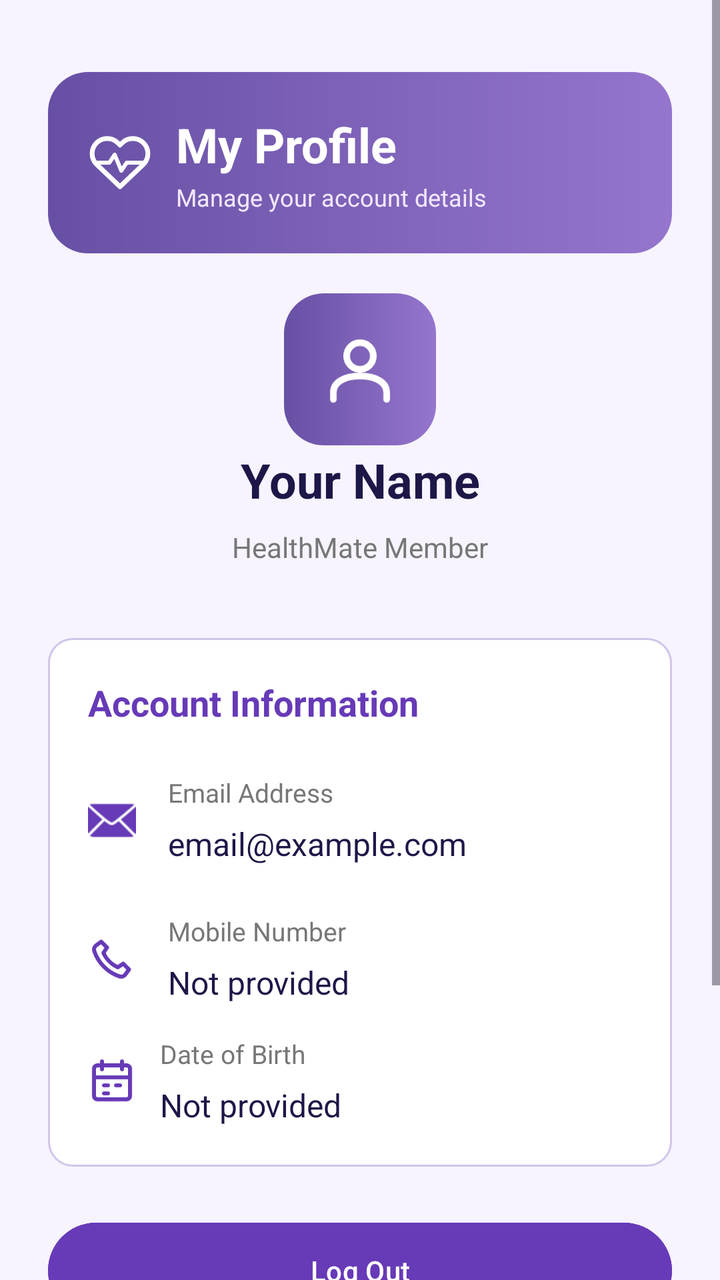
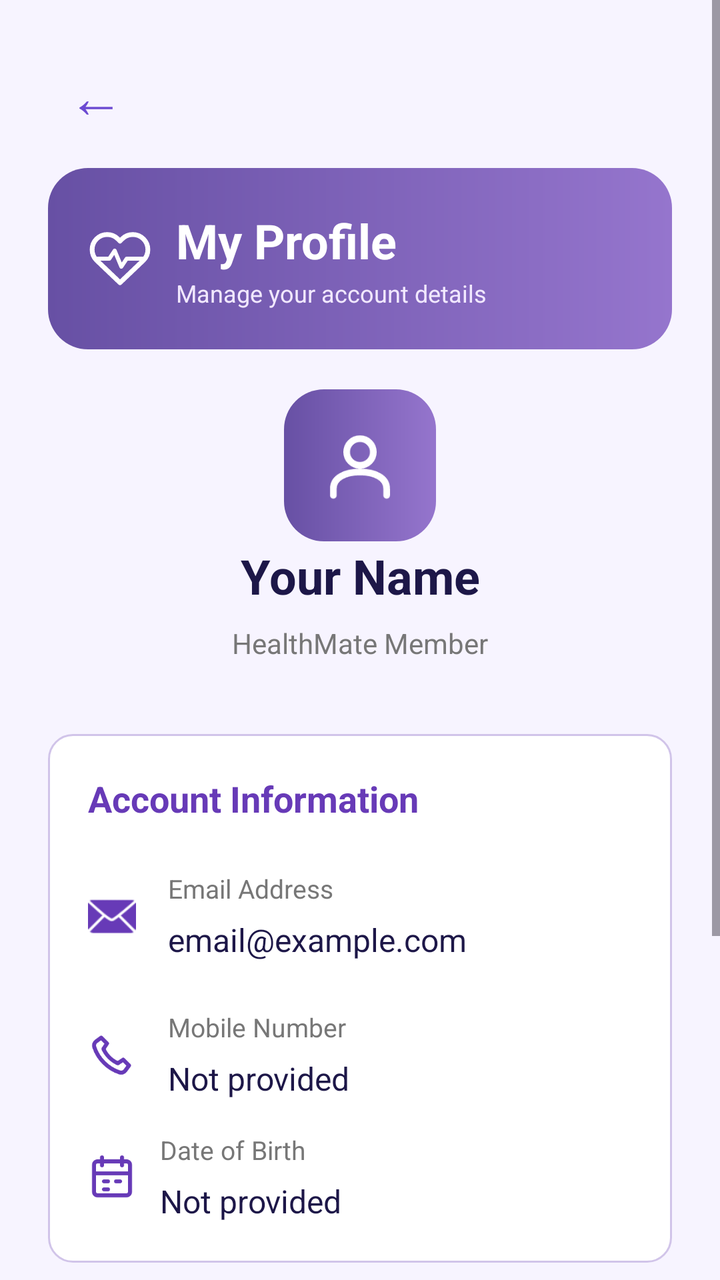

Compare the two renders of this Android layout. The source of the first and the diff that turns it into the second are given below.
<!-- AndroidManifest.xml: application theme Theme.HealthMate -->
<!-- res/layout/activity_profile.xml -->
<?xml version="1.0" encoding="utf-8"?>
<ScrollView
    xmlns:android="http://schemas.android.com/apk/res/android"
    xmlns:app="http://schemas.android.com/apk/res-auto"
    android:id="@+id/main"
    android:layout_width="match_parent"
    android:layout_height="match_parent"
    android:fillViewport="true"
    android:background="#F7F4FF">

    <LinearLayout
        android:layout_width="match_parent"
        android:layout_height="wrap_content"
        android:orientation="vertical"
        android:padding="24dp">

        
        <LinearLayout
            android:layout_width="match_parent"
            android:layout_height="wrap_content"
            android:layout_marginTop="12dp"
            android:background="@drawable/bg_dashboard_header"
            android:gravity="center_vertical"
            android:orientation="horizontal"
            android:padding="20dp">

            <ImageView
                android:layout_width="32dp"
                android:layout_height="32dp"
                android:src="@drawable/ic_healthmate_logo"
                android:contentDescription="HealthMate logo" />

            <LinearLayout
                android:layout_width="wrap_content"
                android:layout_height="wrap_content"
                android:layout_marginStart="12dp"
                android:orientation="vertical">

                <TextView
                    android:layout_width="wrap_content"
                    android:layout_height="wrap_content"
                    android:text="My Profile"
                    android:textColor="#FFFFFF"
                    android:textSize="24sp"
                    android:textStyle="bold" />

                <TextView
                    android:layout_width="wrap_content"
                    android:layout_height="wrap_content"
                    android:layout_marginTop="2dp"
                    android:text="Manage your account details"
                    android:textColor="#F1E8FF"
                    android:textSize="12sp" />

            </LinearLayout>

        </LinearLayout>

        
        <LinearLayout
            android:layout_width="match_parent"
            android:layout_height="wrap_content"
            android:layout_marginTop="20dp"
            android:gravity="center">

            <androidx.appcompat.widget.AppCompatImageView
                android:layout_width="76dp"
                android:layout_height="76dp"
                android:background="@drawable/bg_dashboard_header"
                android:padding="18dp"
                app:srcCompat="@drawable/ic_nav_profile"
                app:tint="#FFFFFF"
                android:contentDescription="Profile avatar" />

        </LinearLayout>

        
        <TextView
            android:id="@+id/tvProfileName"
            android:layout_width="match_parent"
            android:layout_height="wrap_content"
            android:layout_marginTop="1dp"
            android:text="Your Name"
            android:textColor="#1D1748"
            android:textSize="24sp"
            android:textStyle="bold"
            android:gravity="center" />

        <TextView
            android:layout_width="match_parent"
            android:layout_height="wrap_content"
            android:layout_marginTop="8dp"
            android:text="HealthMate Member"
            android:textColor="#777777"
            android:textSize="14sp"
            android:gravity="center" />

        
        <LinearLayout
            android:layout_width="match_parent"
            android:layout_height="wrap_content"
            android:layout_marginTop="36dp"
            android:padding="20dp"
            android:orientation="vertical"
            android:background="@drawable/bg_input_field">

            <TextView
                android:layout_width="wrap_content"
                android:layout_height="wrap_content"
                android:text="Account Information"
                android:textColor="#673AB7"
                android:textSize="18sp"
                android:textStyle="bold" />


            
            <LinearLayout
                android:layout_width="match_parent"
                android:layout_height="wrap_content"
                android:layout_marginTop="24dp"
                android:orientation="horizontal"
                android:gravity="center_vertical">


                <androidx.appcompat.widget.AppCompatImageView
                    android:layout_width="24dp"
                    android:layout_height="24dp"
                    android:layout_marginEnd="16dp"
                    app:srcCompat="@android:drawable/ic_dialog_email"
                    app:tint="#673AB7"
                    android:contentDescription="Email icon" />


                <LinearLayout
                    android:layout_width="0dp"
                    android:layout_height="wrap_content"
                    android:layout_weight="1"
                    android:orientation="vertical">

                    <TextView
                        android:layout_width="match_parent"
                        android:layout_height="wrap_content"
                        android:text="Email Address"
                        android:textColor="#777777"
                        android:textSize="13sp" />

                    <TextView
                        android:id="@+id/tvProfileEmail"
                        android:layout_width="match_parent"
                        android:layout_height="wrap_content"
                        android:layout_marginTop="6dp"
                        android:text="email@example.com"
                        android:textColor="#1D1748"
                        android:textSize="16sp" />

                </LinearLayout>
            </LinearLayout>


            
            <LinearLayout
                android:layout_width="match_parent"
                android:layout_height="wrap_content"
                android:layout_marginTop="24dp"
                android:orientation="horizontal"
                android:gravity="center_vertical">

                
                <ImageView
                    android:layout_width="24dp"
                    android:layout_height="24dp"
                    android:layout_marginEnd="16dp"
                    android:src="@drawable/ic_profile_phone"
                    android:contentDescription="Phone icon" />

                
                <LinearLayout
                    android:layout_width="0dp"
                    android:layout_height="wrap_content"
                    android:layout_weight="1"
                    android:orientation="vertical">

                    <TextView
                        android:layout_width="match_parent"
                        android:layout_height="wrap_content"
                        android:text="Mobile Number"
                        android:textColor="#777777"
                        android:textSize="13sp" />

                    <TextView
                        android:id="@+id/tvProfileMobile"
                        android:layout_width="match_parent"
                        android:layout_height="wrap_content"
                        android:layout_marginTop="6dp"
                        android:text="Not provided"
                        android:textColor="#1D1748"
                        android:textSize="16sp" />

                </LinearLayout>

            </LinearLayout>

            
                    <LinearLayout
                        android:layout_width="match_parent"
                        android:layout_height="wrap_content"
                        android:layout_marginTop="16dp"
                        android:orientation="horizontal"
                        android:gravity="center_vertical">

                        <ImageView
                            android:layout_width="24dp"
                            android:layout_height="24dp"
                            android:src="@drawable/ic_profile_birthday"
                            android:contentDescription="Birthday calendar" />

                        <LinearLayout
                            android:layout_width="0dp"
                            android:layout_height="wrap_content"
                            android:layout_weight="1"
                            android:layout_marginStart="12dp"
                            android:orientation="vertical">

                            <TextView
                                android:layout_width="wrap_content"
                                android:layout_height="wrap_content"
                                android:text="Date of Birth"
                                android:textColor="#777777"
                                android:textSize="13sp" />

                            <TextView
                                android:id="@+id/tvProfileDob"
                                android:layout_width="match_parent"
                                android:layout_height="wrap_content"
                                android:layout_marginTop="6dp"
                                android:text="Not provided"
                                android:textColor="#1D1748"
                                android:textSize="16sp" />

                        </LinearLayout>

                    </LinearLayout>

                </LinearLayout>


        
        <Button
            android:id="@+id/btnLogout"
            android:layout_width="match_parent"
            android:layout_height="56dp"
            android:layout_marginTop="24dp"
            android:text="Log Out"
            android:textAllCaps="false"
            android:textColor="#FFFFFF"
            android:backgroundTint="#673AB7" />


        
        <Button
            android:id="@+id/btnEditProfile"
            android:layout_width="match_parent"
            android:layout_height="52dp"
            android:layout_marginTop="24dp"
            android:text="Edit Profile"
            android:textAllCaps="false"
            android:textColor="#673AB7"
            android:backgroundTint="#E9DFF8" />


        
        <TextView
            android:id="@+id/tvBackToDashboard"
            android:layout_width="match_parent"
            android:layout_height="wrap_content"
            android:layout_marginTop="24dp"
            android:padding="12dp"
            android:text="Back to Dashboard"
            android:textColor="#673AB7"
            android:textSize="15sp"
            android:gravity="center"
            android:clickable="true"
            android:focusable="true" />

    </LinearLayout>

</ScrollView>
<!-- resources referenced by this layout -->
<resources>
  <!-- drawable bg_dashboard_header (drawable) -->
  <?xml version="1.0" encoding="utf-8"?>
  <shape xmlns:android="http://schemas.android.com/apk/res/android"
      android:shape="rectangle">
  
      <gradient
          android:startColor="#6750A4"
          android:endColor="#9575CD"
          android:angle="0" />
  
      <corners android:radius="20dp" />
  
  </shape>
  <!-- drawable bg_input_field (drawable) -->
  <?xml version="1.0" encoding="utf-8"?>
  <shape xmlns:android="http://schemas.android.com/apk/res/android"
      android:shape="rectangle">
  
      <solid android:color="#FFFFFF" />
  
      <corners android:radius="12dp" />
  
      <stroke
          android:width="1dp"
          android:color="#D1C4E9" />
  
  </shape>
  <!-- drawable ic_healthmate_logo (drawable) -->
  <vector xmlns:android="http://schemas.android.com/apk/res/android"
      android:width="28dp"
      android:height="28dp"
      android:viewportWidth="24"
      android:viewportHeight="24">
  
      <path
          android:fillColor="@android:color/transparent"
          android:strokeColor="#FFFFFF"
          android:strokeWidth="1.8"
          android:strokeLineCap="round"
          android:strokeLineJoin="round"
          android:pathData="M20.8,4.6 C18.6,2.4 15,2.4 12.8,4.6 L12,5.4 L11.2,4.6 C9,2.4 5.4,2.4 3.2,4.6 C1,6.8 1,10.4 3.2,12.6 L12,21 L20.8,12.6 C23,10.4 23,6.8 20.8,4.6 Z" />
  
      <path
          android:fillColor="@android:color/transparent"
          android:strokeColor="#FFFFFF"
          android:strokeWidth="1.5"
          android:strokeLineCap="round"
          android:strokeLineJoin="round"
          android:pathData="M3.5,12 H8 L10,9 L12.5,15 L14.5,12 H20.5" />
  
  </vector>
  <!-- drawable ic_nav_profile (drawable) -->
  <vector xmlns:android="http://schemas.android.com/apk/res/android"
      android:width="24dp"
      android:height="24dp"
      android:viewportWidth="24"
      android:viewportHeight="24">
  
      <path
          android:fillColor="@android:color/transparent"
          android:strokeColor="#77758A"
          android:strokeWidth="2"
          android:strokeLineCap="round"
          android:strokeLineJoin="round"
          android:pathData="M12,12 A4,4 0,1 0,12,4 A4,4 0,1 0,12,12 M4,21 V19 C4,15.7 7.6,14 12,14 C16.4,14 20,15.7 20,19 V21" />
  
  </vector>
  <!-- drawable ic_profile_birthday (drawable) -->
  <vector xmlns:android="http://schemas.android.com/apk/res/android"
      android:width="24dp"
      android:height="24dp"
      android:viewportWidth="24"
      android:viewportHeight="24">
  
      <path
          android:fillColor="@android:color/transparent"
          android:strokeColor="#673AB7"
          android:strokeWidth="2"
          android:strokeLineCap="round"
          android:strokeLineJoin="round"
          android:pathData="M7,2V6 M17,2V6 M3,10H21 M5,4H19 Q21,4 21,6 V19 Q21,21 19,21 H5 Q3,21 3,19 V6 Q3,4 5,4 Z M8,14H10 M14,14H16 M8,18H10" />
  
  </vector>
  <!-- drawable ic_profile_phone (drawable) -->
  <vector xmlns:android="http://schemas.android.com/apk/res/android"
      android:width="24dp"
      android:height="24dp"
      android:viewportWidth="24"
      android:viewportHeight="24">
  
      <path
          android:fillColor="@android:color/transparent"
          android:strokeColor="#673AB7"
          android:strokeWidth="2"
          android:strokeLineCap="round"
          android:strokeLineJoin="round"
          android:pathData="M6.6,3.5 L9.5,6.4 L7.7,9.1 C9.1,12.2 11.8,14.9 14.9,16.3 L17.6,14.5 L20.5,17.4 L18.6,20 C17.9,20.9 16.7,21.2 15.6,20.8 C9.9,18.9 5.1,14.1 3.2,8.4 C2.8,7.3 3.1,6.1 4,5.4 Z" />
  
  </vector>
  <style name="Theme.HealthMate" parent="Base.Theme.HealthMate" />
  <style name="Base.Theme.HealthMate" parent="Theme.Material3.DayNight.NoActionBar">
          
          
      </style>
</resources>

<!-- the commit's change to res/layout/activity_profile.xml (unified diff, before → after) -->
@@ -15,6 +15,20 @@
         android:padding="24dp">
 
         
+        <TextView
+            android:id="@+id/tvBackToDashboard"
+            android:layout_width="48dp"
+            android:layout_height="48dp"
+            android:text="←"
+            android:textSize="28sp"
+            android:textColor="#6C4AD2"
+            android:gravity="center"
+            android:layout_gravity="start"
+            android:clickable="true"
+            android:focusable="true"
+            android:contentDescription="Back to Dashboard" />
+
+        
         <LinearLayout
             android:layout_width="match_parent"
             android:layout_height="wrap_content"
@@ -53,7 +67,6 @@
                     android:textSize="12sp" />
 
             </LinearLayout>
-
         </LinearLayout>
 
         
@@ -64,13 +77,17 @@
             android:gravity="center">
 
             <androidx.appcompat.widget.AppCompatImageView
+                android:id="@+id/ivProfilePhoto"
                 android:layout_width="76dp"
                 android:layout_height="76dp"
                 android:background="@drawable/bg_dashboard_header"
                 android:padding="18dp"
                 app:srcCompat="@drawable/ic_nav_profile"
                 app:tint="#FFFFFF"
-                android:contentDescription="Profile avatar" />
+                android:contentDescription="Tap to change profile photo"
+                android:clickable="true"
+                android:focusable="true" />
+
 
         </LinearLayout>
 
@@ -112,7 +129,6 @@
                 android:textSize="18sp"
                 android:textStyle="bold" />
 
-
             
             <LinearLayout
                 android:layout_width="match_parent"
@@ -120,7 +136,6 @@
                 android:layout_marginTop="24dp"
                 android:orientation="horizontal"
                 android:gravity="center_vertical">
-
 
                 <androidx.appcompat.widget.AppCompatImageView
                     android:layout_width="24dp"
@@ -130,7 +145,6 @@
                     app:tint="#673AB7"
                     android:contentDescription="Email icon" />
 
-
                 <LinearLayout
                     android:layout_width="0dp"
                     android:layout_height="wrap_content"
@@ -156,7 +170,6 @@
                 </LinearLayout>
             </LinearLayout>
 
-
             
             <LinearLayout
                 android:layout_width="match_parent"
@@ -165,7 +178,6 @@
                 android:orientation="horizontal"
                 android:gravity="center_vertical">
 
-                
                 <ImageView
                     android:layout_width="24dp"
                     android:layout_height="24dp"
@@ -173,7 +185,6 @@
                     android:src="@drawable/ic_profile_phone"
                     android:contentDescription="Phone icon" />
 
-                
                 <LinearLayout
                     android:layout_width="0dp"
                     android:layout_height="wrap_content"
@@ -197,52 +208,49 @@
                         android:textSize="16sp" />
 
                 </LinearLayout>
-
             </LinearLayout>
 
             
-                    <LinearLayout
-                        android:layout_width="match_parent"
-                        android:layout_height="wrap_content"
-                        android:layout_marginTop="16dp"
-                        android:orientation="horizontal"
-                        android:gravity="center_vertical">
-
-                        <ImageView
-                            android:layout_width="24dp"
-                            android:layout_height="24dp"
-                            android:src="@drawable/ic_profile_birthday"
-                            android:contentDescription="Birthday calendar" />
-
-                        <LinearLayout
-                            android:layout_width="0dp"
-                            android:layout_height="wrap_content"
-                            android:layout_weight="1"
-                            android:layout_marginStart="12dp"
-                            android:orientation="vertical">
-
-                            <TextView
-                                android:layout_width="wrap_content"
-                                android:layout_height="wrap_content"
-                                android:text="Date of Birth"
-                                android:textColor="#777777"
-                                android:textSize="13sp" />
-
-                            <TextView
-                                android:id="@+id/tvProfileDob"
-                                android:layout_width="match_parent"
-                                android:layout_height="wrap_content"
-                                android:layout_marginTop="6dp"
-                                android:text="Not provided"
-                                android:textColor="#1D1748"
-                                android:textSize="16sp" />
-
-                        </LinearLayout>
-
-                    </LinearLayout>
+            <LinearLayout
+                android:layout_width="match_parent"
+                android:layout_height="wrap_content"
+                android:layout_marginTop="16dp"
+                android:orientation="horizontal"
+                android:gravity="center_vertical">
+
+                <ImageView
+                    android:layout_width="24dp"
+                    android:layout_height="24dp"
+                    android:src="@drawable/ic_profile_birthday"
+                    android:contentDescription="Birthday calendar" />
+
+                <LinearLayout
+                    android:layout_width="0dp"
+                    android:layout_height="wrap_content"
+                    android:layout_weight="1"
+                    android:layout_marginStart="12dp"
+                    android:orientation="vertical">
+
+                    <TextView
+                        android:layout_width="wrap_content"
+                        android:layout_height="wrap_content"
+                        android:text="Date of Birth"
+                        android:textColor="#777777"
+                        android:textSize="13sp" />
+
+                    <TextView
+                        android:id="@+id/tvProfileDob"
+                        android:layout_width="match_parent"
+                        android:layout_height="wrap_content"
+                        android:layout_marginTop="6dp"
+                        android:text="Not provided"
+                        android:textColor="#1D1748"
+                        android:textSize="16sp" />
 
                 </LinearLayout>
-
+            </LinearLayout>
+
+        </LinearLayout>
 
         
         <Button
@@ -255,7 +263,6 @@
             android:textColor="#FFFFFF"
             android:backgroundTint="#673AB7" />
 
-
         
         <Button
             android:id="@+id/btnEditProfile"
@@ -267,21 +274,17 @@
             android:textColor="#673AB7"
             android:backgroundTint="#E9DFF8" />
 
-
-        
-        <TextView
-            android:id="@+id/tvBackToDashboard"
-            android:layout_width="match_parent"
-            android:layout_height="wrap_content"
-            android:layout_marginTop="24dp"
-            android:padding="12dp"
-            android:text="Back to Dashboard"
-            android:textColor="#673AB7"
+        
+        <Button
+            android:id="@+id/btnOpenChangePassword"
+            android:layout_width="match_parent"
+            android:layout_height="52dp"
+            android:layout_marginTop="12dp"
+            android:text="Change Password"
+            android:textAllCaps="false"
             android:textSize="15sp"
-            android:gravity="center"
-            android:clickable="true"
-            android:focusable="true" />
+            android:textColor="#6C4AD2"
+            android:backgroundTint="#E8DEFF" />
 
     </LinearLayout>
-
 </ScrollView>
